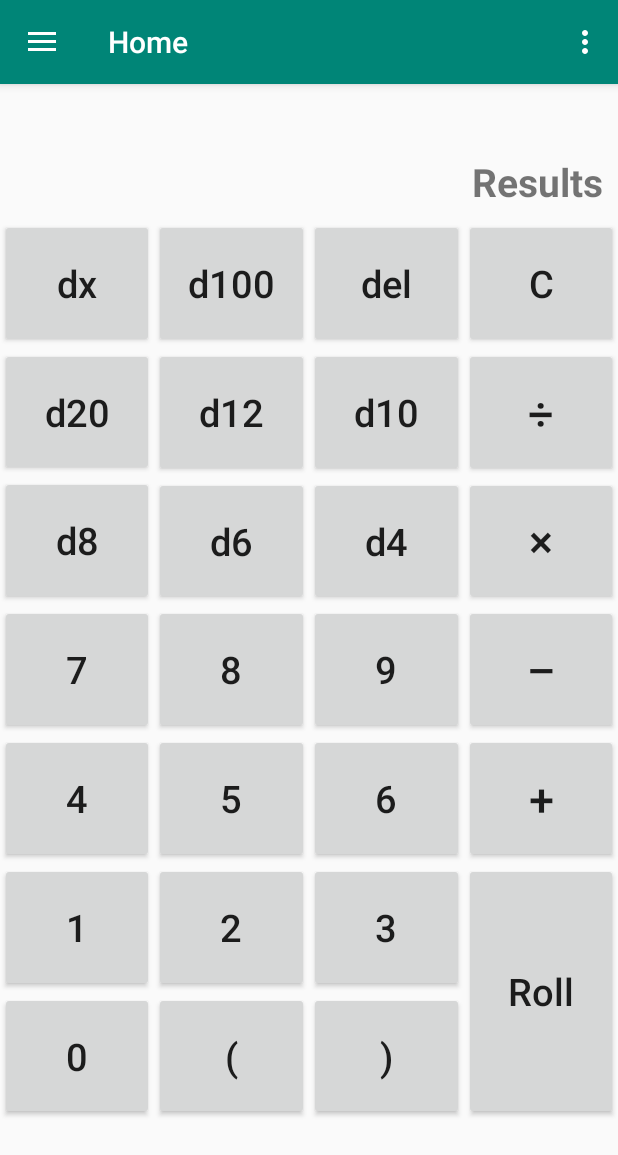
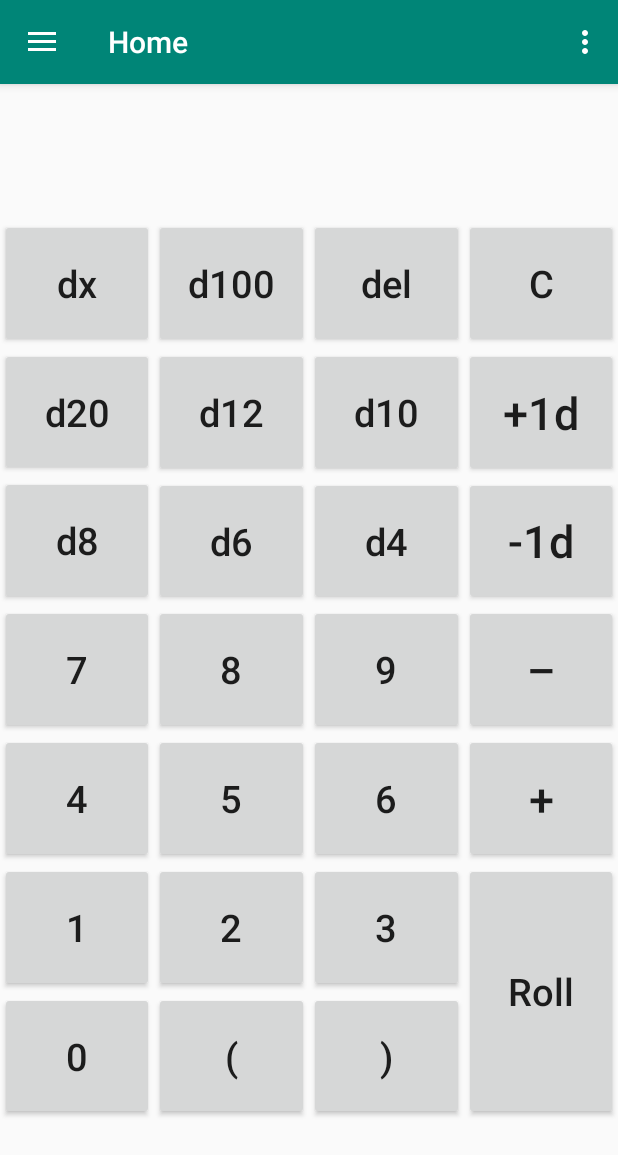
Before and after one commit to NuclearTacos/DiceRoller, an Android app: the screen it shows after launch (MainActivity), on a phone screen of 412 x 824 dp. Shown: the top 1155 px of the screen. Run offline under Robolectric (Android 15) with nearby library versions, the phone set to English and light mode, and no system bars; our stand-ins replace navigation-ui.

Commit message:
Did a bunch of stuff
sorry future chris that I didnt' keep up with it and was busy.

```diff
--- a/app/src/main/res/layout/fragment_home.xml
+++ b/app/src/main/res/layout/fragment_home.xml
@@ -311,23 +311,10 @@
         app:layout_constraintTop_toBottomOf="@+id/resultSpace" />
 
     <Button
-        android:id="@+id/sDivide"
+        android:id="@+id/dAdd"
         android:layout_width="0dp"
         android:layout_height="0dp"
-        android:text="÷"
-        android:textAllCaps="false"
-        android:textSize="30sp"
-        app:layout_constraintDimensionRatio="1.2"
-        app:layout_constraintEnd_toEndOf="parent"
-        app:layout_constraintHorizontal_weight="1"
-        app:layout_constraintStart_toEndOf="@+id/d10"
-        app:layout_constraintTop_toBottomOf="@+id/C" />
-
-    <Button
-        android:id="@+id/sMultiply"
-        android:layout_width="0dp"
-        android:layout_height="0dp"
-        android:text="×"
+        android:text="+1d"
         android:textAllCaps="false"
         android:textSize="30sp"
         app:layout_constraintDimensionRatio="1.2"
@@ -335,7 +322,21 @@
         app:layout_constraintHorizontal_bias="0.0"
         app:layout_constraintHorizontal_weight="1"
         app:layout_constraintStart_toEndOf="@+id/d10"
-        app:layout_constraintTop_toBottomOf="@+id/sDivide" />
+        app:layout_constraintTop_toBottomOf="@+id/C" />
+
+    <Button
+        android:id="@+id/dMinus"
+        android:layout_width="0dp"
+        android:layout_height="0dp"
+        android:text="-1d"
+        android:textAllCaps="false"
+        android:textSize="30sp"
+        app:layout_constraintDimensionRatio="1.2"
+        app:layout_constraintEnd_toEndOf="parent"
+        app:layout_constraintHorizontal_bias="0.0"
+        app:layout_constraintHorizontal_weight="1"
+        app:layout_constraintStart_toEndOf="@+id/d10"
+        app:layout_constraintTop_toBottomOf="@+id/dAdd" />
 
     <Button
         android:id="@+id/sMinus"
@@ -349,7 +350,7 @@
         app:layout_constraintHorizontal_bias="0.0"
         app:layout_constraintHorizontal_weight="1"
         app:layout_constraintStart_toEndOf="@+id/d10"
-        app:layout_constraintTop_toBottomOf="@+id/sMultiply" />
+        app:layout_constraintTop_toBottomOf="@+id/dMinus" />
 
     <Button
         android:id="@+id/sPlus"
@@ -384,7 +385,9 @@
         android:layout_width="fill_parent"
         android:layout_height="40dp"
         android:gravity="right|center_vertical"
+        android:maxLines="1"
         android:paddingRight="10sp"
+        android:scrollHorizontally="true"
         android:text="Dice Space"
         android:textSize="20sp"
         android:textStyle="bold"
@@ -398,11 +401,12 @@
         android:layout_height="50dp"
         android:gravity="right|center_vertical"
         android:paddingRight="10sp"
-        android:text="Results"
+        android:scrollHorizontally="true"
+        android:singleLine="true"
         android:textSize="26sp"
         android:textStyle="bold"
         app:layout_constraintEnd_toEndOf="parent"
-        app:layout_constraintHorizontal_bias="1.0"
+        app:layout_constraintHorizontal_bias="0.0"
         app:layout_constraintStart_toStartOf="parent"
         app:layout_constraintTop_toBottomOf="@+id/diceSpace" />
 
```
Also changed, not shown: app/src/main/java/io/nucleartacos/diceroller/data/Slot.kt (+55 -23 lines), app/src/main/java/io/nucleartacos/diceroller/ui/home/HomeFragment.kt (+141 -16 lines).
